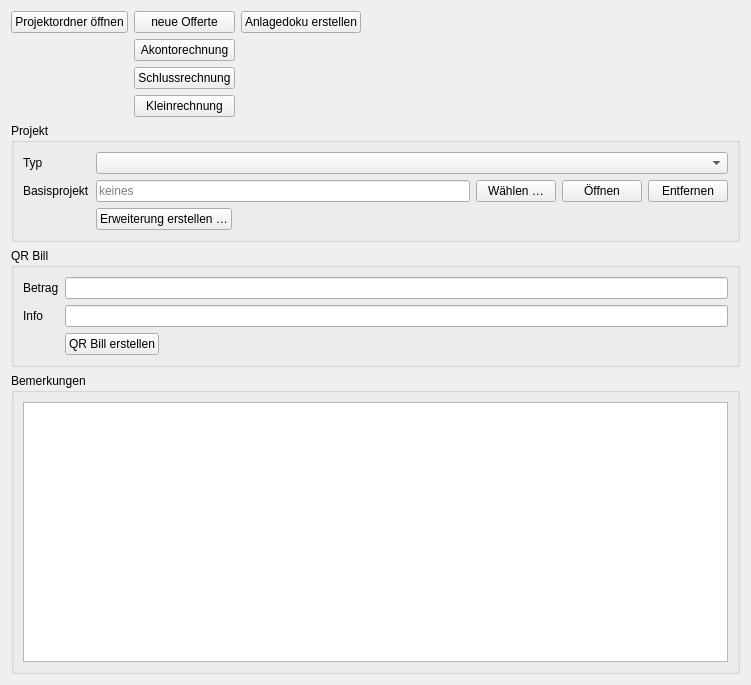
Before: the Qt Designer form Ui/PvProject.ui in GnuSolar/GnuSolar, drawn with Qt 5.
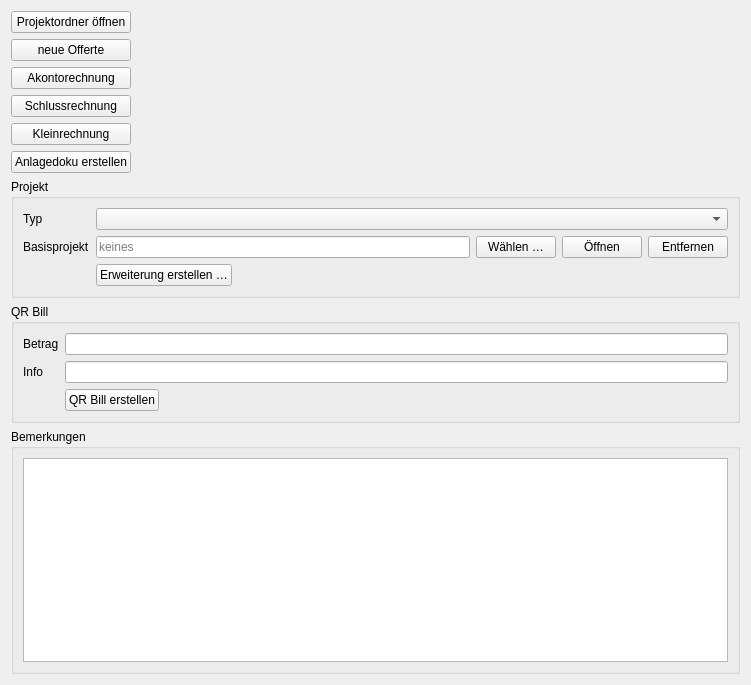
After: the same form once the commit is applied.

Commit message:
Project page: show the template of each document button
Right of each button that makes a document from a template stands the
template it will use and whether it comes from the installer's template
folder or from GnuSolar; the full path is in the tooltip. It follows
the type of the project, also a type just chosen. The buttons are in
one column under "Projektordner öffnen".

```diff
--- a/Ui/PvProject.ui
+++ b/Ui/PvProject.ui
@@ -19,7 +19,7 @@
      <item row="0" column="0">
       <widget class="QPushButton" name="openProjectFolder">
        <property name="sizePolicy">
-        <sizepolicy hsizetype="Fixed" vsizetype="Fixed">
+        <sizepolicy hsizetype="Minimum" vsizetype="Fixed">
          <horstretch>0</horstretch>
          <verstretch>0</verstretch>
         </sizepolicy>
@@ -29,7 +29,7 @@
        </property>
       </widget>
      </item>
-     <item row="0" column="1">
+     <item row="1" column="0">
       <widget class="QPushButton" name="createQuote">
        <property name="sizePolicy">
         <sizepolicy hsizetype="Minimum" vsizetype="Fixed">
@@ -42,36 +42,14 @@
        </property>
       </widget>
      </item>
-     <item row="0" column="2">
-      <widget class="QPushButton" name="createDocumentation">
-       <property name="sizePolicy">
-        <sizepolicy hsizetype="Fixed" vsizetype="Fixed">
-         <horstretch>0</horstretch>
-         <verstretch>0</verstretch>
-        </sizepolicy>
-       </property>
-       <property name="text">
-        <string>Anlagedoku erstellen</string>
-       </property>
-      </widget>
-     </item>
-     <item row="0" column="3" rowspan="3">
-      <widget class="QFrame" name="frame_6">
-       <property name="sizePolicy">
-        <sizepolicy hsizetype="Expanding" vsizetype="Preferred">
-         <horstretch>0</horstretch>
-         <verstretch>0</verstretch>
-        </sizepolicy>
-       </property>
-       <property name="frameShape">
-        <enum>QFrame::NoFrame</enum>
-       </property>
-       <property name="frameShadow">
-        <enum>QFrame::Raised</enum>
-       </property>
-      </widget>
-     </item>
      <item row="1" column="1">
+      <widget class="QLabel" name="template_quote">
+       <property name="textInteractionFlags">
+        <set>Qt::TextSelectableByMouse</set>
+       </property>
+      </widget>
+     </item>
+     <item row="2" column="0">
       <widget class="QPushButton" name="createPartialInvoice">
        <property name="sizePolicy">
         <sizepolicy hsizetype="Minimum" vsizetype="Fixed">
@@ -85,6 +63,13 @@
       </widget>
      </item>
      <item row="2" column="1">
+      <widget class="QLabel" name="template_partial_invoice">
+       <property name="textInteractionFlags">
+        <set>Qt::TextSelectableByMouse</set>
+       </property>
+      </widget>
+     </item>
+     <item row="3" column="0">
       <widget class="QPushButton" name="createFinalInvoice">
        <property name="sizePolicy">
         <sizepolicy hsizetype="Minimum" vsizetype="Fixed">
@@ -98,6 +83,13 @@
       </widget>
      </item>
      <item row="3" column="1">
+      <widget class="QLabel" name="template_final_invoice">
+       <property name="textInteractionFlags">
+        <set>Qt::TextSelectableByMouse</set>
+       </property>
+      </widget>
+     </item>
+     <item row="4" column="0">
       <widget class="QPushButton" name="createSmallInvoice">
        <property name="sizePolicy">
         <sizepolicy hsizetype="Minimum" vsizetype="Fixed">
@@ -110,6 +102,49 @@
        </property>
       </widget>
      </item>
+     <item row="4" column="1">
+      <widget class="QLabel" name="template_small_invoice">
+       <property name="textInteractionFlags">
+        <set>Qt::TextSelectableByMouse</set>
+       </property>
+      </widget>
+     </item>
+     <item row="5" column="0">
+      <widget class="QPushButton" name="createDocumentation">
+       <property name="sizePolicy">
+        <sizepolicy hsizetype="Minimum" vsizetype="Fixed">
+         <horstretch>0</horstretch>
+         <verstretch>0</verstretch>
+        </sizepolicy>
+       </property>
+       <property name="text">
+        <string>Anlagedoku erstellen</string>
+       </property>
+      </widget>
+     </item>
+     <item row="5" column="1">
+      <widget class="QLabel" name="template_documentation">
+       <property name="textInteractionFlags">
+        <set>Qt::TextSelectableByMouse</set>
+       </property>
+      </widget>
+     </item>
+     <item row="0" column="2" rowspan="6">
+      <widget class="QFrame" name="frame_6">
+       <property name="sizePolicy">
+        <sizepolicy hsizetype="Expanding" vsizetype="Preferred">
+         <horstretch>0</horstretch>
+         <verstretch>0</verstretch>
+        </sizepolicy>
+       </property>
+       <property name="frameShape">
+        <enum>QFrame::NoFrame</enum>
+       </property>
+       <property name="frameShadow">
+        <enum>QFrame::Raised</enum>
+       </property>
+      </widget>
+     </item>
     </layout>
    </item>
    <item>
```
The commit also changes 3 other files.
